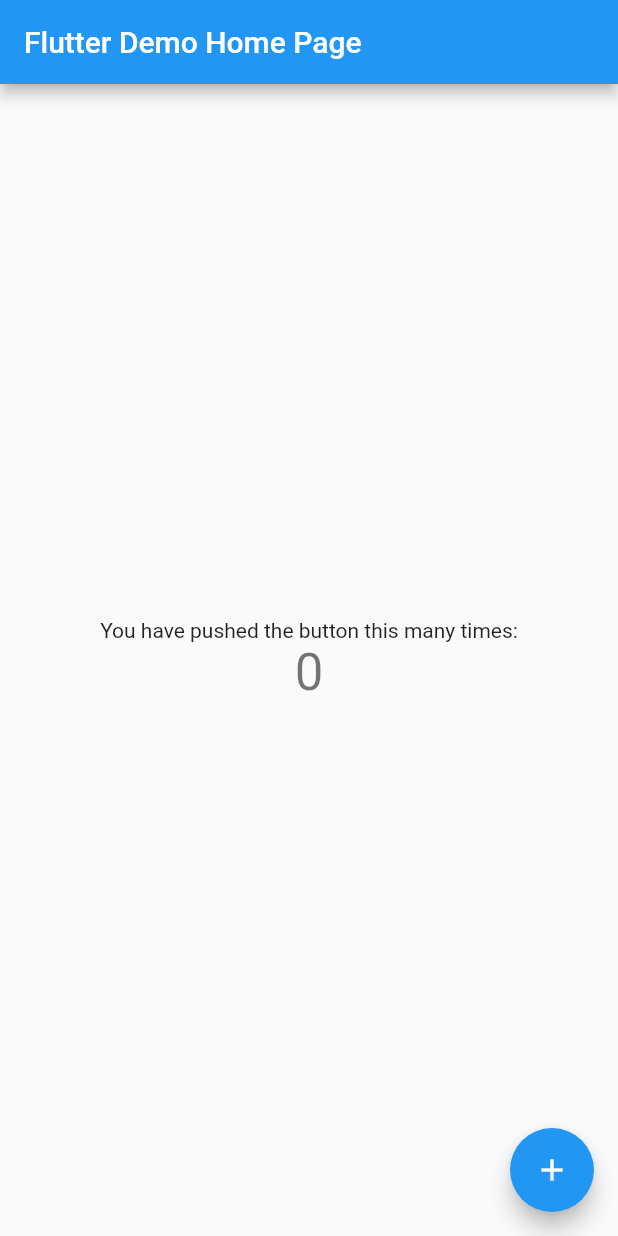
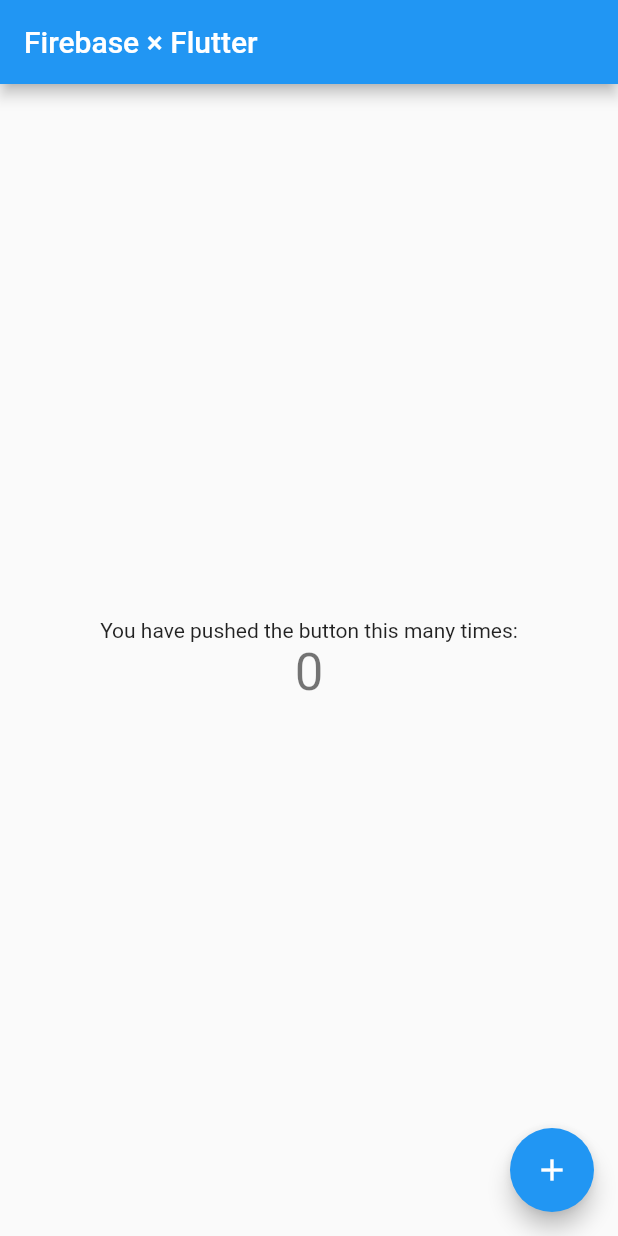
Before and after one commit to daichi-endo/flutter_memo_app, a Flutter app: the screen it shows after launch, on a phone screen of 412 x 824 dp. Run offline on Flutter 3.47's test engine with Material 2 defaults, Android fonts, the phone set to English and light mode, and no system bars.

Commit message:
Title Change

```diff
--- a/lib/pages/top_page.dart
+++ b/lib/pages/top_page.dart
@@ -22,7 +22,7 @@ class _TopPageState extends State<TopPage> {
   Widget build(BuildContext context) {
     return Scaffold(
       appBar: AppBar(
-        title: Text(widget.title),
+        title: Text('Firebase × Flutter'), //Title Setting
       ),
       body: Center(
         child: Column(
```
